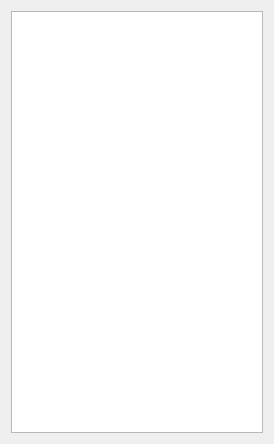
JintaoFeng/huawei_MotionStage_2, file table.ui: the form before one commit.
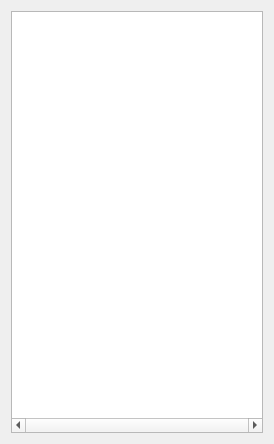
The form after the commit.

Patch:
```diff
--- a/table.ui
+++ b/table.ui
@@ -20,7 +20,7 @@
       <enum>Qt::ScrollBarAsNeeded</enum>
      </property>
      <property name="horizontalScrollBarPolicy">
-      <enum>Qt::ScrollBarAsNeeded</enum>
+      <enum>Qt::ScrollBarAlwaysOn</enum>
      </property>
      <property name="verticalScrollMode">
       <enum>QAbstractItemView::ScrollPerItem</enum>
```
